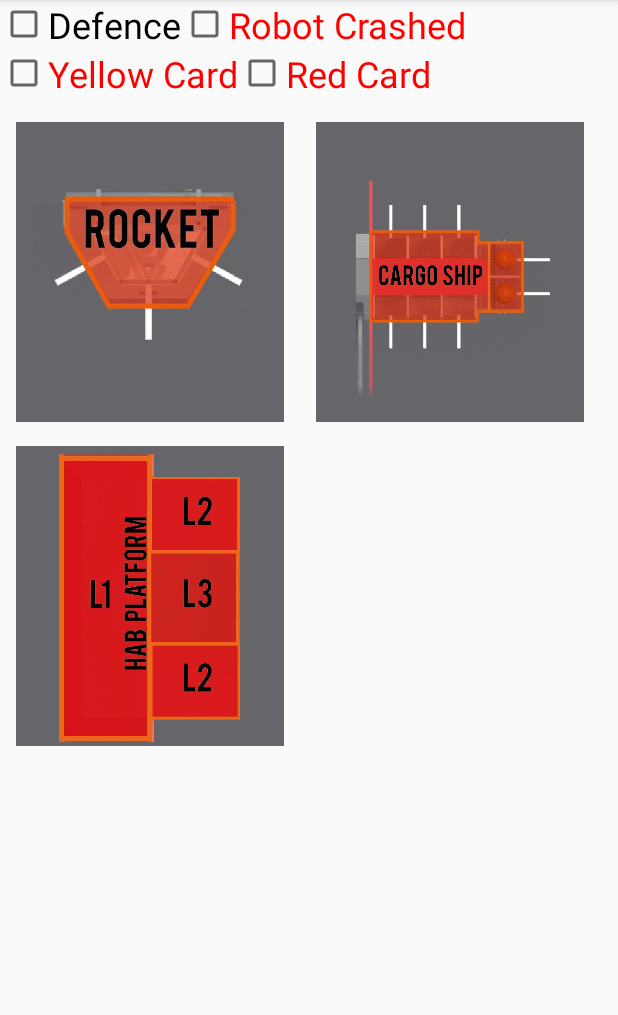
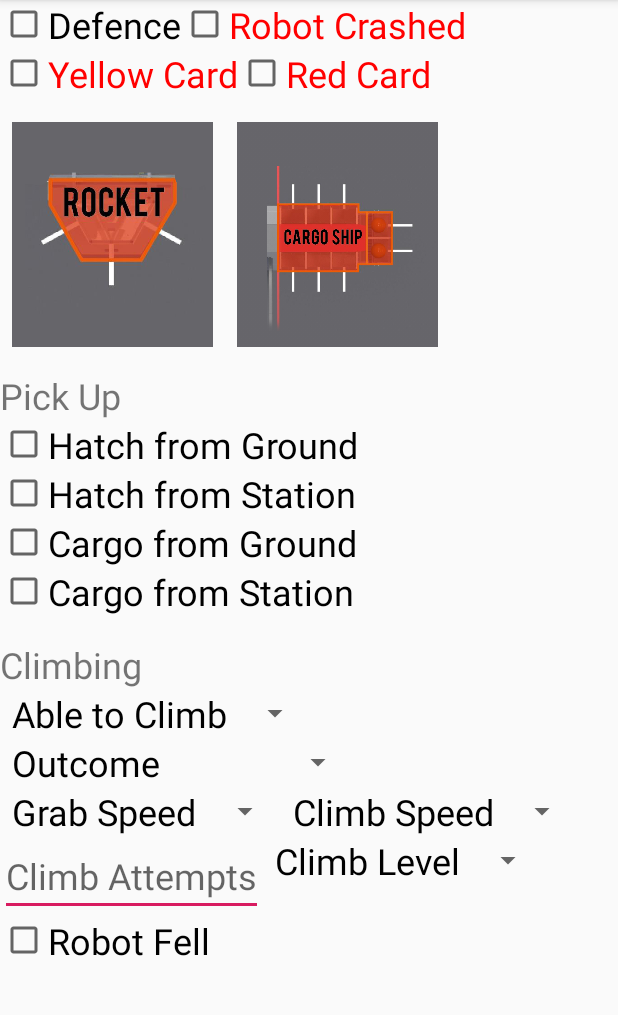
Before and after one commit to DisruptiveInnovation6317/CSP-Android, an Android app: the fragment TeleOpFragment shown on its own in the app's theme, on a phone screen of 412 x 824 dp, the part 84-1099 px from its top. Run offline under Robolectric (Android 15) with nearby library versions, the phone set to English and light mode, and no system bars; our stand-ins replace FlexboxLayout.

Commit message:
Finish Table Export

```diff
--- a/app/src/main/java/com/frc63175985/csp/CommentsFragment.java
+++ b/app/src/main/java/com/frc63175985/csp/CommentsFragment.java
@@ -31,6 +31,8 @@ public class CommentsFragment extends Fragment {
         Match.GUI.bindCheckbox(view, R.id.comments_strategy_checkBox, Match.WORKED_STRATEGY);
         Match.GUI.bindCheckbox(view, R.id.comments_solo_checkBox, Match.WORKED_SOLO);
         Match.GUI.bindCheckbox(view, R.id.comments_good_defence_checkBox, Match.EFFECTIVE_DEFENCE);
+        Match.GUI.bindCheckbox(view, R.id.comments_ranking_1, Match.RANKING_1);
+        Match.GUI.bindCheckbox(view, R.id.comments_ranking_2, Match.RANKING_2);
 
         view.findViewById(R.id.comments_finalize_button).setOnClickListener(new View.OnClickListener() {
             @Override
@@ -49,6 +51,8 @@ public class CommentsFragment extends Fragment {
             }
         });
 
+
+
         return view;
     }
 }
--- a/app/src/main/java/com/frc63175985/csp/Debug.java
+++ b/app/src/main/java/com/frc63175985/csp/Debug.java
@@ -4,6 +4,8 @@ package com.frc63175985.csp;
  * Yeah.
  */
 public class Debug {
-    public static final boolean AUTO_SIGNIN = true;
-    public static final boolean EMULATE_QR_SCAN = true;
+    public static final String TAG = "CSP_LOG";
+    public static final boolean AUTO_SIGNIN = false;
+    public static final boolean EMULATE_QR_SCAN = false;
+    public static final boolean LOG_GENERATED_QR_CODE = false;
 }
--- a/app/src/main/java/com/frc63175985/csp/QrHelper.java
+++ b/app/src/main/java/com/frc63175985/csp/QrHelper.java
@@ -5,6 +5,7 @@ import android.content.Context;
 import android.graphics.Bitmap;
 import android.graphics.Color;
 import android.support.annotation.NonNull;
+import android.util.Log;
 import android.widget.ImageView;
 import android.widget.Toast;
 
@@ -41,6 +42,10 @@ public class QrHelper {
                 }
             }
 
+            if (Debug.LOG_GENERATED_QR_CODE) {
+                Log.v(Debug.TAG, message);
+            }
+
             return bitmap;
         } catch (WriterException e) {
             e.printStackTrace();
--- a/app/src/main/java/com/frc63175985/csp/TeleOpFragment.java
+++ b/app/src/main/java/com/frc63175985/csp/TeleOpFragment.java
@@ -26,6 +26,30 @@ public class TeleOpFragment extends BaseScoutFragment {
         Match.GUI.bindCheckbox(view, R.id.teleop_robot_crashed_checkBox, Match.ROBOT_CRASHED);
         Match.GUI.bindCheckbox(view, R.id.teleop_yellow_card, Match.YELLOW_CARD);
         Match.GUI.bindCheckbox(view, R.id.teleop_red_card, Match.RED_CARD);
+        Match.GUI.bindCheckbox(view, R.id.teleop_hatch_from_ground, Match.TAKE_HATCH_GROUND);
+        Match.GUI.bindCheckbox(view, R.id.teleop_hatch_from_station, Match.TAKE_HATCH_STATION);
+        Match.GUI.bindCheckbox(view, R.id.teleop_cargo_from_ground, Match.TAKE_CARGO_GROUND);
+        Match.GUI.bindCheckbox(view, R.id.teleop_cargo_from_station, Match.TAKE_CARGO_STATION);
+
+        String[] climbOptions = {"Able to Climb", "N/A", "Success", "Failure"};
+        Match.GUI.bindSpinner(getContext(), view, R.id.teleop_climb_spinner, Match.CLIMB,
+                climbOptions);
+
+        String[] outcomeOptions = {"Outcome", "Self Only", "Self Plus Others", "Others Only", "Assisted"};
+        Match.GUI.bindSpinner(getContext(), view, R.id.teleop_climb_outcome_spinner, Match.CLIMB_OUTCOME, outcomeOptions);
+
+        String[] grabOptions = {"Grab Speed", "Slow", "Medium", "Fast"};
+        Match.GUI.bindSpinner(getContext(), view, R.id.teleop_climb_grab_spinner, Match.CLIMB_GRAB, grabOptions);
+
+        String[] climbSpeedOptions = {"Climb Speed", "Slow", "Medium", "Fast"};
+        Match.GUI.bindSpinner(getContext(), view, R.id.teleop_climb_speed_spinner, Match.CLIMB_SPEED, climbSpeedOptions);
+
+        Match.GUI.bindEditText(view, R.id.teleop_climb_attempts_editText, Match.NUMBER_CLIMB_ASSISTS);
+
+        String[] climbLevel = {"Climb Level", "1", "2", "3"};
+        Match.GUI.bindSpinner(getContext(), view, R.id.teleop_climb_level_spinner, Match.CLIMB_LEVEL, climbLevel);
+
+        Match.GUI.bindCheckbox(view, R.id.teleop_climb_robot_fell, Match.CLIMB_FALL);
 
         return view;
     }
--- a/app/src/main/java/com/frc63175985/csp/auth/Match.java
+++ b/app/src/main/java/com/frc63175985/csp/auth/Match.java
@@ -1,6 +1,7 @@
 package com.frc63175985.csp.auth;
 
 import android.content.Context;
+import android.os.Build;
 import android.support.annotation.Nullable;
 import android.text.Editable;
 import android.text.TextWatcher;
@@ -19,7 +20,10 @@ import com.frc63175985.csp.enums.CargoShipSelection;
 import com.frc63175985.csp.enums.LevelSelection;
 import com.frc63175985.csp.enums.ScoreObject;
 
+import java.text.SimpleDateFormat;
+import java.util.Date;
 import java.util.HashMap;
+import java.util.Locale;
 
 import static com.frc63175985.csp.enums.BaseScoutType.AUTONOMOUS;
 import static com.frc63175985.csp.enums.CargoShipSelection.FRONT;
@@ -88,8 +92,19 @@ public class Match {
 
     // TeleOp
     public static final String DEFENSE = "tele_flDefence";
+    public static final String TAKE_HATCH_GROUND = "flIntakeHatchGround";
+    public static final String TAKE_HATCH_STATION = "flIntakeHatchStation";
+    public static final String TAKE_CARGO_GROUND = "flIntakeCargoGround";
+    public static final String TAKE_CARGO_STATION = "flIntakeCargoStation";
 
     // End Game
+    public static final String CLIMB = "tele_idClimb";
+    public static final String CLIMB_OUTCOME = "tele_idClimbOutcome";
+    public static final String CLIMB_GRAB = "tele_idClimbGrab";
+    public static final String CLIMB_SPEED = "tele_idClimbSpeed";
+    public static final String NUMBER_CLIMB_ASSISTS = "tele_numClimbAssists";
+    public static final String CLIMB_LEVEL = "tele_idClimbLevel";
+    public static final String CLIMB_FALL = "tele_flClimbFall";
 
     // Comments
     public static final String COMMENTS = "comm_txNotes";
@@ -101,6 +116,9 @@ public class Match {
     public static final String WORKED_STRATEGY = "comm_flStrategy";
     public static final String WORKED_SOLO = "comm_flOwnThing";
     public static final String EFFECTIVE_DEFENCE = "comm_flGoodDefence";
+
+    public static final String RANKING_1 = "flRanking1";
+    public static final String RANKING_2 = "flRanking2";
 
     private HashMap<String, Object> data;
 
@@ -324,6 +342,19 @@ public class Match {
         sb.append(bool(TELEOP_PREFIX + ROCKET_HIGH_CARGO_SUCCESS)).append(",");
 
         // End Game
+        sb.append(num(CLIMB)).append(","); // tele_idClimb
+        sb.append(num(CLIMB_OUTCOME)).append(","); // tele_idClimbOutcome
+        sb.append(num(CLIMB_GRAB)).append(","); // tele_idClimbGrab
+        sb.append(num(CLIMB_SPEED)).append(","); // tele_idClimbSpeed
+        sb.append(str(NUMBER_CLIMB_ASSISTS)).append(","); // tele_numClimbAssists
+        sb.append(num(CLIMB_LEVEL)).append(","); // tele_idClimbLevel
+        sb.append(bool(CLIMB_FALL)).append(","); // tele_flClimbFall
+
+        sb.append(bool(DEFENSE)).append(","); // tele_flDefence
+        sb.append(bool(TAKE_HATCH_GROUND)).append(","); // flIntakeHatchGround
+        sb.append(bool(TAKE_HATCH_STATION)).append(","); // flIntakeHatchStation
+        sb.append(bool(TAKE_CARGO_GROUND)).append(","); // flIntakeCargoGround
+        sb.append(bool(TAKE_CARGO_STATION)).append(","); // flIntakeCargoStation
 
         // Comments
         sb.append(str(COMMENTS)).append(","); // comm_txNotes
@@ -336,12 +367,12 @@ public class Match {
         sb.append(bool(WORKED_SOLO)).append(","); // comm_flOwnThing
         sb.append(bool(EFFECTIVE_DEFENCE)).append(","); // comm_flGoodDefence
 
-        // TODO Creation
-        // dtCreation
-        // dtModified
-        // txComputerName
-        // flRanking1
-        // flRanking2
+        // Creation
+        sb.append(new SimpleDateFormat("y-M-d-k-h-m-s", Locale.US).format(new Date())).append(","); // dtCreation
+        sb.append(new SimpleDateFormat("y-M-d-k-h-m-s", Locale.US).format(new Date())).append(","); // dtModified
+        sb.append(Build.MODEL == null || Build.MODEL.isEmpty() ? "Android-Device" : Build.MODEL).append(","); // txComputerName
+        sb.append(bool(RANKING_1)).append(","); // flRanking1
+        sb.append(bool(RANKING_2)); // flRanking2
 
         return sb.toString();
     }
--- a/app/src/main/java/com/frc63175985/csp/auth/ScoutAuthState.java
+++ b/app/src/main/java/com/frc63175985/csp/auth/ScoutAuthState.java
@@ -18,7 +18,7 @@ public class ScoutAuthState {
 
         // Auto login if in debug mode
         if (Debug.AUTO_SIGNIN) {
-            scout = "Brandon_Richards";
+            scout = "LAST_FIRST";
             tournament = "CAAV";
             new Thread(new Runnable() {
                 @Override
--- a/app/src/main/res/layout/fragment_comments.xml
+++ b/app/src/main/res/layout/fragment_comments.xml
@@ -76,6 +76,22 @@
         android:layout_width="wrap_content"
         android:layout_height="wrap_content" />
 
+    <CheckBox
+        android:id="@+id/comments_ranking_1"
+        android:text="Completed Rocket"
+        android:textSize="24sp"
+        android:layout_marginTop="10dp"
+        android:layout_width="wrap_content"
+        android:layout_height="wrap_content" />
+
+    <CheckBox
+        android:id="@+id/comments_ranking_2"
+        android:text="Completed HAB Climb"
+        android:textSize="24sp"
+        android:layout_marginTop="10dp"
+        android:layout_width="wrap_content"
+        android:layout_height="wrap_content" />
+
     <Button
         android:id="@+id/comments_finalize_button"
         android:text="Finalize"
--- a/app/src/main/res/layout/fragment_teleop.xml
+++ b/app/src/main/res/layout/fragment_teleop.xml
@@ -1,11 +1,14 @@
 <?xml version="1.0" encoding="utf-8"?>
-<LinearLayout
+<ScrollView
     xmlns:android="http://schemas.android.com/apk/res/android"
     xmlns:app="http://schemas.android.com/apk/res-auto"
     android:layout_width="match_parent"
     android:layout_height="match_parent"
     android:orientation="vertical">
-
+    <LinearLayout
+        android:layout_width="match_parent"
+        android:layout_height="wrap_content"
+        android:orientation="vertical">
         <com.google.android.flexbox.FlexboxLayout
             android:layout_width="match_parent"
             android:layout_height="wrap_content"
@@ -51,11 +54,95 @@
             android:layout_width="wrap_content"
             android:layout_height="wrap_content" />
 
-    <ImageView
-        android:id="@+id/teleop_thumbnail_levels"
-        android:layout_width="200dp"
-        android:layout_height="200dp"
-        android:contentDescription="TeleOp Levels Thumbnail"
-        android:src="@drawable/red_levels" />
+        <TextView
+            android:text="Pick Up"
+            android:textSize="24sp"
+            android:layout_width="wrap_content"
+            android:layout_height="wrap_content" />
+
+        <CheckBox
+            android:id="@+id/teleop_hatch_from_ground"
+            android:text="Hatch from Ground"
+            android:textSize="24sp"
+            android:layout_width="wrap_content"
+            android:layout_height="wrap_content" />
+
+        <CheckBox
+            android:id="@+id/teleop_hatch_from_station"
+            android:text="Hatch from Station"
+            android:textSize="24sp"
+            android:layout_width="wrap_content"
+            android:layout_height="wrap_content" />
+
+        <CheckBox
+            android:id="@+id/teleop_cargo_from_ground"
+            android:text="Cargo from Ground"
+            android:textSize="24sp"
+            android:layout_width="wrap_content"
+            android:layout_height="wrap_content" />
+
+        <CheckBox
+            android:id="@+id/teleop_cargo_from_station"
+            android:text="Cargo from Station"
+            android:textSize="24sp"
+            android:layout_width="wrap_content"
+            android:layout_height="wrap_content" />
+
+        <TextView
+            android:text="Climbing"
+            android:textSize="24sp"
+            android:layout_marginTop="@dimen/activity_vertical_margin"
+            android:layout_width="wrap_content"
+            android:layout_height="wrap_content" />
+
+        <com.google.android.flexbox.FlexboxLayout
+            android:layout_width="wrap_content"
+            android:layout_height="wrap_content"
+            app:flexWrap="wrap"
+            app:alignItems="stretch"
+            app:alignContent="stretch"
+            android:layout_marginBottom="@dimen/activity_vertical_margin">
+
+            <Spinner
+                android:id="@+id/teleop_climb_spinner"
+                android:layout_width="wrap_content"
+                android:layout_height="wrap_content" />
+
+            <Spinner
+                android:id="@+id/teleop_climb_outcome_spinner"
+                android:layout_width="wrap_content"
+                android:layout_height="wrap_content" />
+
+            <Spinner
+                android:id="@+id/teleop_climb_grab_spinner"
+                android:layout_width="wrap_content"
+                android:layout_height="wrap_content" />
+
+            <Spinner
+                android:id="@+id/teleop_climb_speed_spinner"
+                android:layout_width="wrap_content"
+                android:layout_height="wrap_content" />
+
+            <EditText
+                android:id="@+id/teleop_climb_attempts_editText"
+                android:hint="Climb Attempts"
+                android:textSize="24sp"
+                android:inputType="numberSigned"
+                android:layout_width="wrap_content"
+                android:layout_height="wrap_content" />
+
+            <Spinner
+                android:id="@+id/teleop_climb_level_spinner"
+                android:layout_width="wrap_content"
+                android:layout_height="wrap_content" />
+
+            <CheckBox
+                android:id="@+id/teleop_climb_robot_fell"
+                android:text="Robot Fell"
+                android:textSize="24sp"
+                android:layout_width="wrap_content"
+                android:layout_height="wrap_content" />
+        </com.google.android.flexbox.FlexboxLayout>
 
     </LinearLayout>
+</ScrollView>
--- a/app/src/main/res/layout/fragment_thumbnails.xml
+++ b/app/src/main/res/layout/fragment_thumbnails.xml
@@ -7,15 +7,15 @@
 
     <ImageView
         android:id="@+id/match_scouting_thumbnail_rocket"
-        android:layout_width="200dp"
-        android:layout_height="200dp"
+        android:layout_width="150dp"
+        android:layout_height="150dp"
         android:contentDescription="@string/rocket_ship_thumbnail"
         android:src="@drawable/red_rocket" />
 
     <ImageView
         android:id="@+id/match_scouting_thumbnail_cargo_ship"
-        android:layout_width="200dp"
-        android:layout_height="200dp"
+        android:layout_width="150dp"
+        android:layout_height="150dp"
         android:contentDescription="@string/cargo_ship_thumbnail"
         android:src="@drawable/red_cargo_ship" />
 
```
Lines whose indentation alone changed are shown as unchanged.
